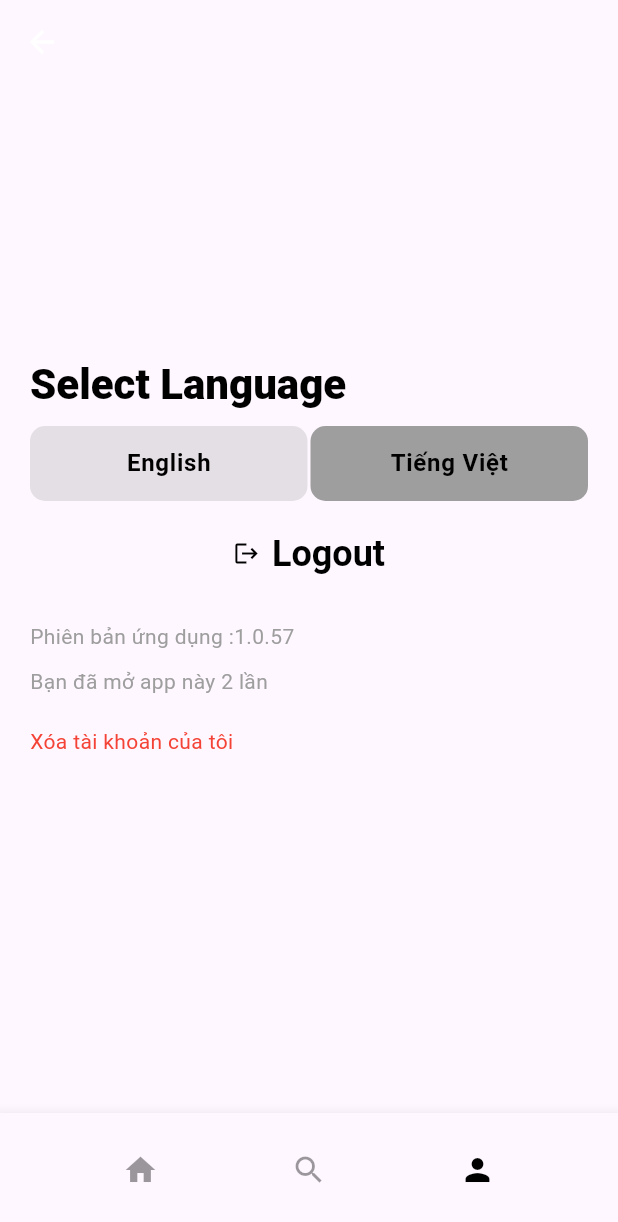
After one commit to powoftech/news_reader, a Flutter app: the SettingScreen screen opened by its route, on a phone screen of 412 x 824 dp. The commit adds this screen. Shown: the top 1222 px of the screen. Run offline on Flutter 3.47's test engine with Material 3 defaults, Android fonts, the phone set to English and light mode, and no system bars; our stand-ins replace webview_flutter; missing offline and left inert: dart:ffi; network calls fail.

Commit message:
SettingScreen

```diff
--- a/lib/main.dart
+++ b/lib/main.dart
@@ -4,6 +4,7 @@ import 'package:news_reader/models/news.dart';
 import 'package:news_reader/screens/article_screen.dart';
 import 'package:news_reader/screens/home_screen.dart';
 import 'package:news_reader/screens/search_screen.dart';
+import 'package:news_reader/screens/setting_screen.dart';
 
 void main() {
   runApp(const MyApp());
@@ -83,6 +84,7 @@ class MyApp extends StatelessWidget {
                 }
               },
             ),
+        SettingScreen.routeName: (context) => const SettingScreen(),
         ArticleScreen.routeName: (context) => const ArticleScreen(),
       },
     );
--- /dev/null
+++ b/lib/screens/setting_screen.dart
@@ -0,0 +1,208 @@
+import 'dart:ffi';
+
+import 'package:flutter/material.dart';
+import 'package:news_reader/widgets/bottom_nav_bar.dart';
+
+class SettingScreen extends StatefulWidget {
+  const SettingScreen({Key? key}) : super(key: key);
+
+  static const routeName = '/setting';
+
+  @override
+  _SettingScreenState createState() => _SettingScreenState();
+}
+
+class _SettingScreenState extends State<SettingScreen> {
+  int selectedButtonIndex = 1; // Default index of the selected button
+
+  @override
+  Widget build(BuildContext context) {
+    return Scaffold(
+      appBar: AppBar(
+        backgroundColor: Colors.transparent,
+        elevation: 0,
+        leading: IconButton(
+          onPressed: () {
+            Navigator.pop(context); // Navigate back
+          },
+          icon: const Icon(Icons.arrow_back), // Change the icon to arrow back
+          color: Colors.white,
+        ),
+      ),
+      bottomNavigationBar: const BottomNavBar(index: 2),
+      extendBodyBehindAppBar: true,
+      body: Padding(
+        padding: const EdgeInsets.all(20.0),
+        child: Column(
+          crossAxisAlignment: CrossAxisAlignment.start,
+          mainAxisAlignment: MainAxisAlignment.center,
+          children: [
+            Text(
+              'Select Language',
+              style: Theme.of(context).textTheme.headline4!.copyWith(
+                    color: Colors.black,
+                    fontWeight: FontWeight.w900,
+                  ),
+            ),
+            SizedBox(
+              height: 10,
+            ),
+            Row(
+              children: [
+                Expanded(
+                  child: Container(
+                    height: 50,
+                    child: ElevatedButton(
+                      onPressed: () {
+                        setState(() {
+                          selectedButtonIndex =
+                              0; // Update the selected button index
+                        });
+                      },
+                      style: ElevatedButton.styleFrom(
+                        backgroundColor: selectedButtonIndex == 0
+                            ? Colors.grey
+                            : Colors.grey.withAlpha(70),
+                        elevation: 0,
+                        shape: RoundedRectangleBorder(
+                          borderRadius: BorderRadius.circular(10),
+                        ),
+                      ),
+                      child: Text(
+                        'English',
+                        style: Theme.of(context).textTheme.bodyLarge!.copyWith(
+                              color: Colors.black,
+                              fontWeight: FontWeight.bold,
+                            ),
+                      ),
+                    ),
+                  ),
+                ),
+                const SizedBox(width: 2),
+                Expanded(
+                  child: Container(
+                    height: 50,
+                    child: ElevatedButton(
+                      onPressed: () {
+                        setState(() {
+                          selectedButtonIndex =
+                              1; // Update the selected button index
+                        });
+                      },
+                      style: ElevatedButton.styleFrom(
+                        backgroundColor: selectedButtonIndex == 1
+                            ? Colors.grey
+                            : Colors.grey.withAlpha(70),
+                        elevation: 0,
+                        shape: RoundedRectangleBorder(
+                          borderRadius: BorderRadius.circular(10),
+                        ),
+                      ),
+                      child: Text(
+                        'Tiếng Việt',
+                        style: Theme.of(context).textTheme.bodyLarge!.copyWith(
+                              color: Colors.black,
+                              fontWeight: FontWeight.bold,
+                            ),
+                      ),
+                    ),
+                  ),
+                ),
+              ],
+            ),
+            SizedBox(height: 10),
+            _LogoutSettingButton(),
+            SizedBox(height: 20),
+            Text('Phiên bản ứng dụng :1.0.57',
+                style: TextStyle(color: Colors.grey)),
+            SizedBox(height: 10),
+            Text('Bạn đã mở app này 2 lần',
+                style: TextStyle(color: Colors.grey)),
+            SizedBox(height: 20),
+            GestureDetector(
+              onTap: () {
+                showDialog(
+                  context: context,
+                  builder: (BuildContext context) {
+                    return AlertDialog(
+                      title: Text('Confirmation'),
+                      content:
+                          Text('Are you sure you want to delete your account?'),
+                      actions: [
+                        TextButton(
+                          onPressed: () {
+                            Navigator.of(context).pop(); // Close the dialog
+                          },
+                          child: Text(
+                            'Cancel',
+                            style: TextStyle(color: Colors.black),
+                          ),
+                        ),
+                        TextButton(
+                          onPressed: () {
+                            // Perform the action to delete the account
+                            Navigator.of(context).pop(); // Close the dialog
+                          },
+                          child: Text(
+                            'Delete',
+                            style: TextStyle(color: Colors.black),
+                          ),
+                        ),
+                      ],
+                    );
+                  },
+                );
+              },
+              child: Text(
+                'Xóa tài khoản của tôi',
+                style: TextStyle(
+                  color: Colors.red,
+                ),
+              ),
+            ),
+          ],
+        ),
+      ),
+    );
+  }
+}
+
+class _LogoutSettingButton extends StatelessWidget {
+  const _LogoutSettingButton({
+    super.key,
+  });
+
+  @override
+  Widget build(BuildContext context) {
+    return Container(
+      height: 50,
+      child: ElevatedButton(
+        onPressed: () {
+          // Handle button tap here
+        },
+        style: ElevatedButton.styleFrom(
+          backgroundColor:
+              Colors.transparent, // Set the button background color
+          elevation: 0,
+          shape: RoundedRectangleBorder(
+            borderRadius: BorderRadius.circular(10),
+          ),
+        ),
+        child: Row(
+          mainAxisAlignment: MainAxisAlignment.center,
+          children: [
+            Icon(Icons.logout, color: Colors.black), // Add the icon
+            SizedBox(width: 8), // Add some spacing between icon and text
+            Text(
+              'Logout', // Add the text
+              style: Theme.of(context).textTheme.headlineSmall!.copyWith(
+                    color: Colors.black,
+                    fontWeight: FontWeight.bold,
+                  ),
+            ),
+          ],
+        ),
+      ),
+    );
+  }
+}
--- a/lib/widgets/bottom_nav_bar.dart
+++ b/lib/widgets/bottom_nav_bar.dart
@@ -1,6 +1,7 @@
 import 'package:flutter/material.dart';
 import 'package:news_reader/screens/home_screen.dart';
 import 'package:news_reader/screens/search_screen.dart';
+import 'package:news_reader/screens/setting_screen.dart';
 
 class BottomNavBar extends StatelessWidget {
   const BottomNavBar({
@@ -42,7 +43,9 @@ class BottomNavBar extends StatelessWidget {
           icon: Container(
             margin: const EdgeInsets.only(right: 50),
             child: IconButton(
-              onPressed: () {},
+              onPressed: () {
+                Navigator.pushNamed(context, SettingScreen.routeName);
+              },
               icon: const Icon(Icons.person),
             ),
           ),
--- a/lib/widgets/custom_tag.dart
+++ b/lib/widgets/custom_tag.dart
@@ -16,7 +16,10 @@ class CustomTag extends StatelessWidget {
         color: backgroundColor,
         borderRadius: BorderRadius.circular(20),
       ),
-      child: Row(mainAxisSize: MainAxisSize.min, children: children),
+      child: Row(
+        mainAxisSize: MainAxisSize.min,
+        children: children,
+      ),
     );
   }
 }
```
Also changed, not shown: lib/screens/home_screen.dart (+16 -6 lines), lib/screens/search_screen.dart (+7 -6 lines), lib/widgets/image_container.dart (+6 -3 lines).
